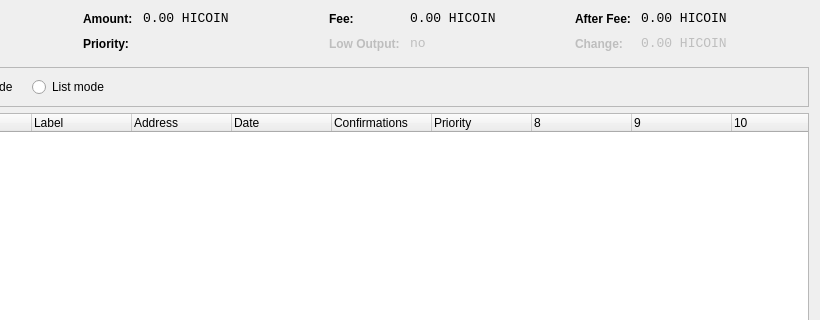
First picture: the form in src/qt/forms/coincontroldialog.ui, repository ioying/hicointest, before the edit; both pictures show x 180 to 1000 and y 0 to 320 of the 1000 by 500 pixel window.
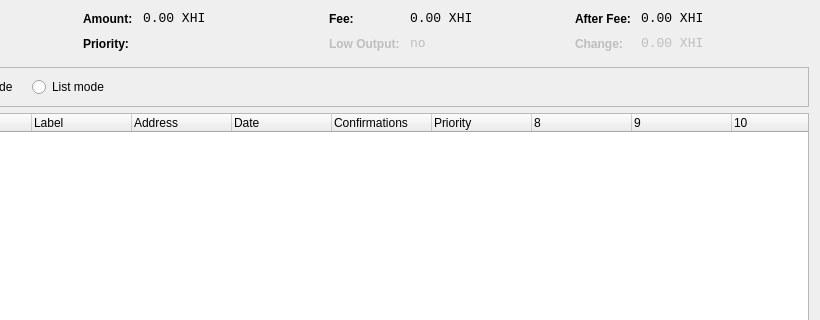
Second picture: the form after the edit. Custom widgets are drawn as their Qt base class.

The edit to the form file:
```diff
--- a/src/qt/forms/coincontroldialog.ui
+++ b/src/qt/forms/coincontroldialog.ui
@@ -141,7 +141,7 @@
           <enum>Qt::ActionsContextMenu</enum>
          </property>
          <property name="text">
-          <string notr="true">0.00 HICOIN</string>
+          <string notr="true">0.00 XHI</string>
          </property>
          <property name="textInteractionFlags">
           <set>Qt::LinksAccessibleByMouse|Qt::TextSelectableByKeyboard|Qt::TextSelectableByMouse</set>
@@ -221,7 +221,7 @@
           <enum>Qt::ActionsContextMenu</enum>
          </property>
          <property name="text">
-          <string notr="true">0.00 HICOIN</string>
+          <string notr="true">0.00 XHI</string>
          </property>
          <property name="textInteractionFlags">
           <set>Qt::LinksAccessibleByMouse|Qt::TextSelectableByKeyboard|Qt::TextSelectableByMouse</set>
@@ -307,7 +307,7 @@
           <enum>Qt::ActionsContextMenu</enum>
          </property>
          <property name="text">
-          <string notr="true">0.00 HICOIN</string>
+          <string notr="true">0.00 XHI</string>
          </property>
          <property name="textInteractionFlags">
           <set>Qt::LinksAccessibleByMouse|Qt::TextSelectableByKeyboard|Qt::TextSelectableByMouse</set>
@@ -345,7 +345,7 @@
           <enum>Qt::ActionsContextMenu</enum>
          </property>
          <property name="text">
-          <string notr="true">0.00 HICOIN</string>
+          <string notr="true">0.00 XHI</string>
          </property>
          <property name="textInteractionFlags">
           <set>Qt::LinksAccessibleByMouse|Qt::TextSelectableByKeyboard|Qt::TextSelectableByMouse</set>
```
